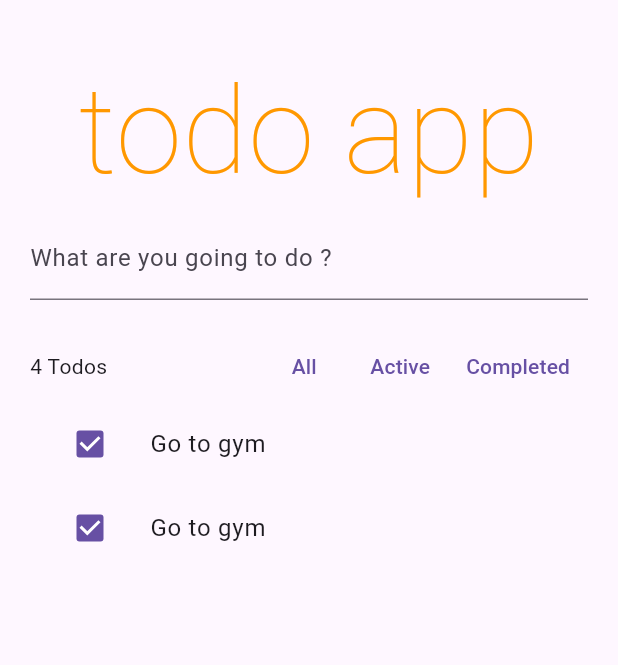
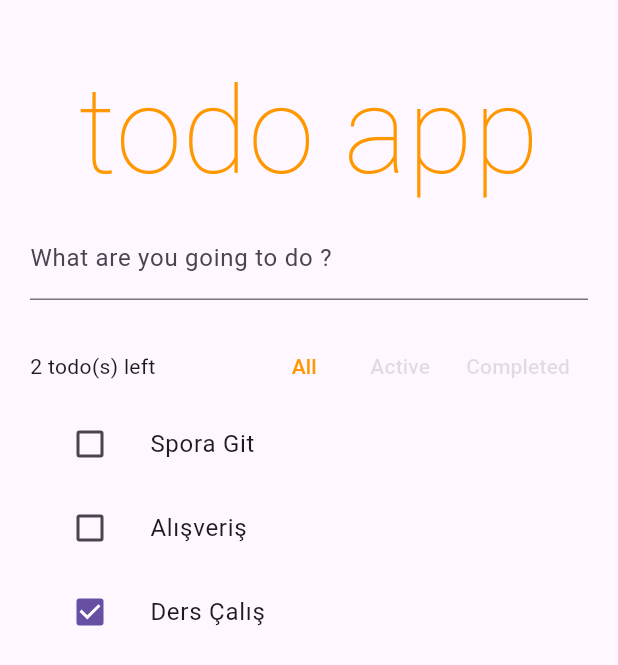
Before and after one commit to metingokmenn/flutter_riverpod_todo_app, a Flutter app: the screen it shows after launch, on a phone screen of 412 x 824 dp. Shown: the top 665 px of the screen. Run offline on Flutter 3.47's test engine with Material 3 defaults, Android fonts, the phone set to English and light mode, and no system bars; our stand-ins replace flutter_riverpod.

Commit message:
Final commit.

```diff
--- a/lib/main.dart
+++ b/lib/main.dart
@@ -1,8 +1,9 @@
 import 'package:flutter/material.dart';
+import 'package:flutter_riverpod/flutter_riverpod.dart';
 import 'package:flutter_todo_app_riverpod/todo_app.dart';
 
 void main() {
-  runApp(const MyApp());
+  runApp(const ProviderScope(child: MyApp()));
 }
 
 class MyApp extends StatelessWidget {
--- a/lib/models/todo_model.dart
+++ b/lib/models/todo_model.dart
@@ -3,6 +3,6 @@ class TodoModel {
   final String description;
   final bool isCompleted;
 
-  TodoModel(this.id, this.description, this.isCompleted);
+  TodoModel(this.id, this.description,{this.isCompleted = false});
 
 }
--- /dev/null
+++ b/lib/providers/all_providers.dart
@@ -0,0 +1,45 @@
+import 'package:flutter_riverpod/flutter_riverpod.dart';
+import 'package:flutter_todo_app_riverpod/models/todo_model.dart';
+import 'package:flutter_todo_app_riverpod/providers/todo_list_manager.dart';
+import 'package:uuid/uuid.dart';
+
+enum TodoListFilter { all, active, completed }
+
+final todoListFilter =
+    StateProvider<TodoListFilter>((ref) => TodoListFilter.all);
+
+final todoListProvider =
+    StateNotifierProvider<TodoListManager, List<TodoModel>>((ref) {
+  return TodoListManager([
+    TodoModel(const Uuid().v4(), 'Spora Git'),
+    TodoModel(const Uuid().v4(), 'Alışveriş'),
+    TodoModel(const Uuid().v4(), 'Ders Çalış', isCompleted: true)
+  ]);
+});
+
+final filteredTodoList = Provider<List<TodoModel>>((ref) {
+  final filter = ref.watch(todoListFilter);
+  final todoList = ref.watch(todoListProvider);
+
+  switch (filter) {
+    case TodoListFilter.all:
+      return todoList;
+    case TodoListFilter.completed:
+      return todoList.where((element) => element.isCompleted).toList();
+    case TodoListFilter.active:
+      return todoList.where((element) => !element.isCompleted).toList();
+  }
+});
+
+final uncompletedTodoCountProvider = Provider<int>((ref) {
+  final allTodo = ref.watch(todoListProvider);
+  final count = allTodo.where((element) => !element.isCompleted).length;
+
+  return allTodo.isEmpty ? -1 : count;
+});
+
+final currentTodoProvider = Provider<TodoModel>(
+  (ref) {
+    throw UnimplementedError();
+  },
+);
--- /dev/null
+++ b/lib/providers/todo_list_manager.dart
@@ -0,0 +1,42 @@
+import 'package:flutter_riverpod/flutter_riverpod.dart';
+import 'package:flutter_todo_app_riverpod/models/todo_model.dart';
+import 'package:uuid/uuid.dart';
+
+class TodoListManager extends StateNotifier<List<TodoModel>> {
+  TodoListManager([List<TodoModel>? initialTodos]) : super(initialTodos ?? []);
+
+  void addTodo(String description) {
+    var newTodo = TodoModel(const Uuid().v4(), description);
+    state = [...state, newTodo];
+  }
+
+  void toggle(String id) {
+    state = [
+      for (var todo in state)
+        if (todo.id == id)
+          TodoModel(todo.id, todo.description, isCompleted: !todo.isCompleted)
+        else
+          todo,
+    ];
+  }
+
+  void edit({required String id, required String newDescription}) {
+    state = [
+      for (var todo in state)
+        if (todo.id == id)
+          TodoModel(todo.id, newDescription, isCompleted: todo.isCompleted)
+        else
+          todo
+    ];
+  }
+
+  void remove(TodoModel removeTodo) {
+    state = state.where((element) => element.id != removeTodo.id).toList();
+  }
+
+  int uncompletedTodoCount() {
+    return state.isEmpty
+        ? -1
+        : state.where((element) => !element.isCompleted).length;
+  }
+}
--- a/lib/todo_app.dart
+++ b/lib/todo_app.dart
@@ -1,14 +1,17 @@
 import 'package:flutter/material.dart';
+import 'package:flutter_riverpod/flutter_riverpod.dart';
+import 'package:flutter_todo_app_riverpod/providers/all_providers.dart';
 import 'package:flutter_todo_app_riverpod/widgets/title_widget.dart';
 import 'package:flutter_todo_app_riverpod/widgets/todo_list_item_widget.dart';
 import 'package:flutter_todo_app_riverpod/widgets/toolbar_widget.dart';
 
-class TodoApp extends StatelessWidget {
+class TodoApp extends ConsumerWidget {
   TodoApp({super.key});
   final todoController = TextEditingController();
 
   @override
-  Widget build(BuildContext context) {
+  Widget build(BuildContext context, WidgetRef ref) {
+    var allTodos = ref.watch(filteredTodoList);
     return Scaffold(
       body: ListView(
         padding: const EdgeInsets.symmetric(horizontal: 20, vertical: 30),
@@ -20,15 +23,26 @@ class TodoApp extends StatelessWidget {
             ),
             controller: todoController,
             onSubmitted: (newTodo) {
-              debugPrint('add $newTodo');
+              ref.read(todoListProvider.notifier).addTodo(newTodo);
             },
           ),
           const SizedBox(
             height: 20,
           ),
-          const ToolBarWidget(),
-          const TodoListItemWidget(),
-          const TodoListItemWidget(),
+          ToolBarWidget(),
+          allTodos.isEmpty
+              ? const Center(child: Text('Nothing to show.'))
+              : const SizedBox(),
+          for (var i = 0; i < allTodos.length; i++)
+            Dismissible(
+              key: ValueKey(allTodos[i].id),
+              onDismissed: (_) {
+                ref.read(todoListProvider.notifier).remove(allTodos[i]);
+              },
+              child: ProviderScope(overrides: [
+                currentTodoProvider.overrideWithValue(allTodos[i])
+              ], child: const TodoListItemWidget()),
+            )
         ],
       ),
     );
--- a/lib/widgets/todo_list_item_widget.dart
+++ b/lib/widgets/todo_list_item_widget.dart
@@ -1,18 +1,70 @@
 import 'package:flutter/material.dart';
+import 'package:flutter_riverpod/flutter_riverpod.dart';
+import 'package:flutter_todo_app_riverpod/models/todo_model.dart';
+import 'package:flutter_todo_app_riverpod/providers/all_providers.dart';
 
-class TodoListItemWidget extends StatelessWidget {
+class TodoListItemWidget extends ConsumerStatefulWidget {
   const TodoListItemWidget({super.key});
 
   @override
+  ConsumerState<ConsumerStatefulWidget> createState() =>
+      _TodoListItemWidgetState();
+}
+
+class _TodoListItemWidgetState extends ConsumerState<TodoListItemWidget> {
+  late FocusNode _textFocusNode;
+  late TextEditingController _textController;
+  bool _hasFocus = false;
+
+  @override
+  void initState() {
+    super.initState();
+    _textFocusNode = FocusNode();
+    _textController = TextEditingController();
+  }
+
+  @override
+  void dispose() {
+    _textFocusNode.dispose();
+    _textController.dispose();
+    super.dispose();
+  }
+
+  @override
   Widget build(BuildContext context) {
-    return ListTile(
-      leading: Checkbox(
-        value: true,
-        onChanged: (value) {
-          debugPrint(value.toString());
+    final currentTodoItem = ref.watch(currentTodoProvider);
+    return Focus(
+      onFocusChange: (isFocused) {
+        if (!isFocused) {
+          setState(() {
+            _hasFocus = false;
+          });
+
+          ref.read(todoListProvider.notifier).edit(
+              id: currentTodoItem.id, newDescription: _textController.text);
+        }
+      },
+      child: ListTile(
+        onTap: () {
+          setState(() {
+            _hasFocus = true;
+          });
+          _textFocusNode.requestFocus();
+          _textController.text = currentTodoItem.description;
         },
+        leading: Checkbox(
+          value: currentTodoItem.isCompleted,
+          onChanged: (value) {
+            ref.read(todoListProvider.notifier).toggle(currentTodoItem.id);
+          },
+        ),
+        title: _hasFocus
+            ? TextField(
+                controller: _textController,
+                focusNode: _textFocusNode,
+              )
+            : Text(currentTodoItem.description),
       ),
-      title: const Text('Go to gym'),
     );
   }
 }
--- a/lib/widgets/toolbar_widget.dart
+++ b/lib/widgets/toolbar_widget.dart
@@ -1,27 +1,65 @@
 import 'package:flutter/material.dart';
+import 'package:flutter_riverpod/flutter_riverpod.dart';
+import 'package:flutter_todo_app_riverpod/providers/all_providers.dart';
 
-class ToolBarWidget extends StatelessWidget {
-  const ToolBarWidget({super.key});
+class ToolBarWidget extends ConsumerWidget {
+  ToolBarWidget({super.key});
+
+  var _currentFilter = TodoListFilter.all;
+
+  Color changeTextColor(TodoListFilter filt) {
+    return _currentFilter == filt ? Colors.orange : Colors.black12;
+  }
 
   @override
-  Widget build(BuildContext context) {
+  Widget build(BuildContext context, WidgetRef ref) {
+    final uncompletedTodoCount = ref.watch(uncompletedTodoCountProvider);
+
+    _currentFilter = ref.watch(todoListFilter);
+
     return Row(
       mainAxisAlignment: MainAxisAlignment.spaceBetween,
       children: [
-        const Expanded(
-          child: Text('4 Todos'),
+        Expanded(
+          child: Text(
+            uncompletedTodoCount != -1
+                ? uncompletedTodoCount == 0
+                    ? "All todos are completed"
+                    : "$uncompletedTodoCount todo(s) left"
+                : "Nothing to do.",
+            overflow: TextOverflow.clip,
+          ),
         ),
         Tooltip(
           message: 'All Todos',
-          child: TextButton(onPressed: () {}, child: const Text('All')),
+          child: TextButton(
+              style: TextButton.styleFrom(
+                  foregroundColor: changeTextColor(TodoListFilter.all)),
+              onPressed: () {
+                ref.read(todoListFilter.notifier).state = TodoListFilter.all;
+              },
+              child: const Text('All')),
         ),
         Tooltip(
           message: 'Only Uncompleted Todos',
-          child: TextButton(onPressed: () {}, child: const Text('Active')),
+          child: TextButton(
+              style: TextButton.styleFrom(
+                  foregroundColor: changeTextColor(TodoListFilter.active)),
+              onPressed: () {
+                ref.read(todoListFilter.notifier).state = TodoListFilter.active;
+              },
+              child: const Text('Active')),
         ),
         Tooltip(
           message: 'Only Completed Todos',
-          child: TextButton(onPressed: () {}, child: const Text('Completed')),
+          child: TextButton(
+              style: TextButton.styleFrom(
+                  foregroundColor: changeTextColor(TodoListFilter.completed)),
+              onPressed: () {
+                ref.read(todoListFilter.notifier).state =
+                    TodoListFilter.completed;
+              },
+              child: const Text('Completed')),
         ),
       ],
     );
```
Also changed, not shown: pubspec.yaml (+7 -0 lines), pubspec.lock.
